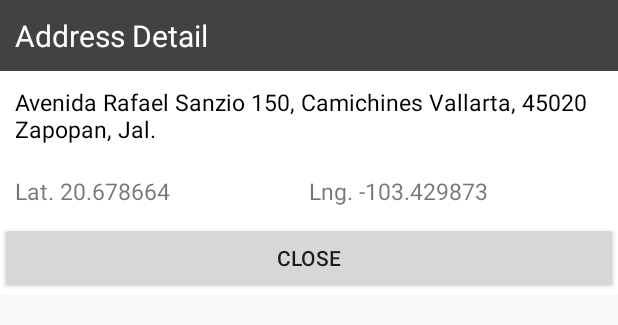
After one commit to alejandroBrb/GeoProject, an Android app: the layout dialog_fragment_address_detail.xml on its own in the app's theme, with its tools: preview values and no code run, on a phone screen of 412 x 824 dp. The commit adds this screen. Shown: the top 325 px of the screen. Run offline under Robolectric (Android 15) with nearby library versions, the phone set to English and light mode, and no system bars.

Commit message:
View for Address Detail added

```diff
--- /dev/null
+++ b/app/src/main/res/layout/dialog_fragment_address_detail.xml
@@ -0,0 +1,55 @@
+<?xml version="1.0" encoding="utf-8"?>
+<LinearLayout xmlns:android="http://schemas.android.com/apk/res/android"
+    android:layout_width="match_parent"
+    android:layout_height="wrap_content"
+    android:background="@color/colorWhite"
+    android:orientation="vertical">
+
+    <TextView
+        android:id="@+id/tv_dialog_title"
+        android:layout_width="match_parent"
+        android:layout_height="wrap_content"
+        android:background="@color/colorGrey800"
+        android:padding="10dp"
+        android:text="@string/dialog_address_detail_title"
+        android:textColor="@color/colorWhite"
+        android:textSize="20sp" />
+
+    <TextView
+        android:id="@+id/tv_address_name"
+        android:layout_width="match_parent"
+        android:layout_height="wrap_content"
+        android:padding="10dp"
+        android:text="@string/dialod_address_detail_example"
+        android:textColor="@color/colorBlack"
+        android:textSize="15sp" />
+
+    <LinearLayout
+        android:layout_width="match_parent"
+        android:layout_height="wrap_content"
+        android:orientation="horizontal"
+        android:padding="10dp">
+
+        <TextView
+            android:id="@+id/tv_latitude"
+            android:layout_width="0dp"
+            android:layout_height="wrap_content"
+            android:layout_weight="1"
+            android:text="@string/dialog_address_detail_latitude"
+            android:textSize="15sp" />
+
+        <TextView
+            android:id="@+id/tv_longitude"
+            android:layout_width="0dp"
+            android:layout_height="wrap_content"
+            android:layout_weight="1"
+            android:text="@string/dialog_address_detail_longitude"
+            android:textSize="15sp" />
+    </LinearLayout>
+
+    <Button
+        android:id="@+id/btn_close_detail"
+        android:layout_width="match_parent"
+        android:layout_height="wrap_content"
+        android:text="@string/button_close" />
+</LinearLayout>
--- a/app/src/main/res/values/strings.xml
+++ b/app/src/main/res/values/strings.xml
@@ -5,4 +5,9 @@
     <string name="tv_address_name">Address Name</string>
     <string name="ic_place_description">It shows the location of the address</string>
     <string name="ic_details_description">It shows a dialog with the details of the address</string>
+    <string name="dialog_address_detail_title">Address Detail</string>
+    <string name="dialod_address_detail_example">Avenida Rafael Sanzio 150, Camichines Vallarta, 45020 Zapopan, Jal.</string>
+    <string name="dialog_address_detail_latitude">Lat. 20.678664</string>
+    <string name="dialog_address_detail_longitude">Lng. -103.429873</string>
+    <string name="button_close">Close</string>
 </resources>
```
